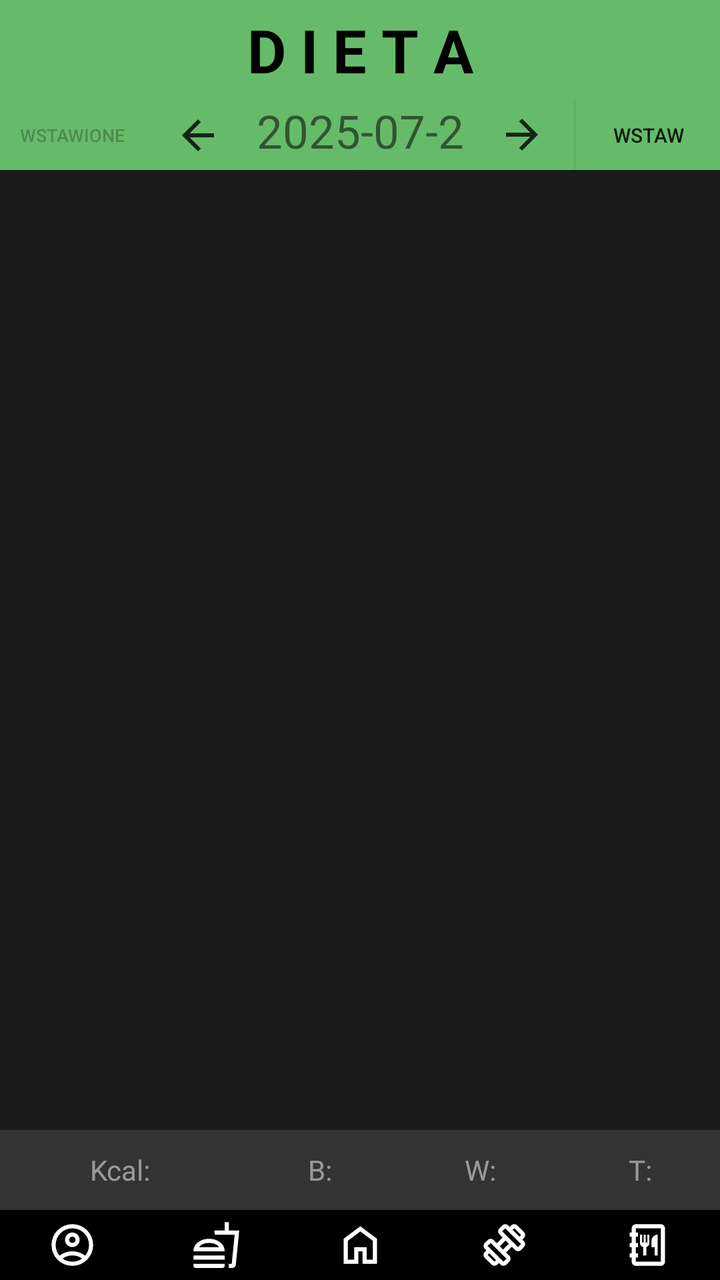
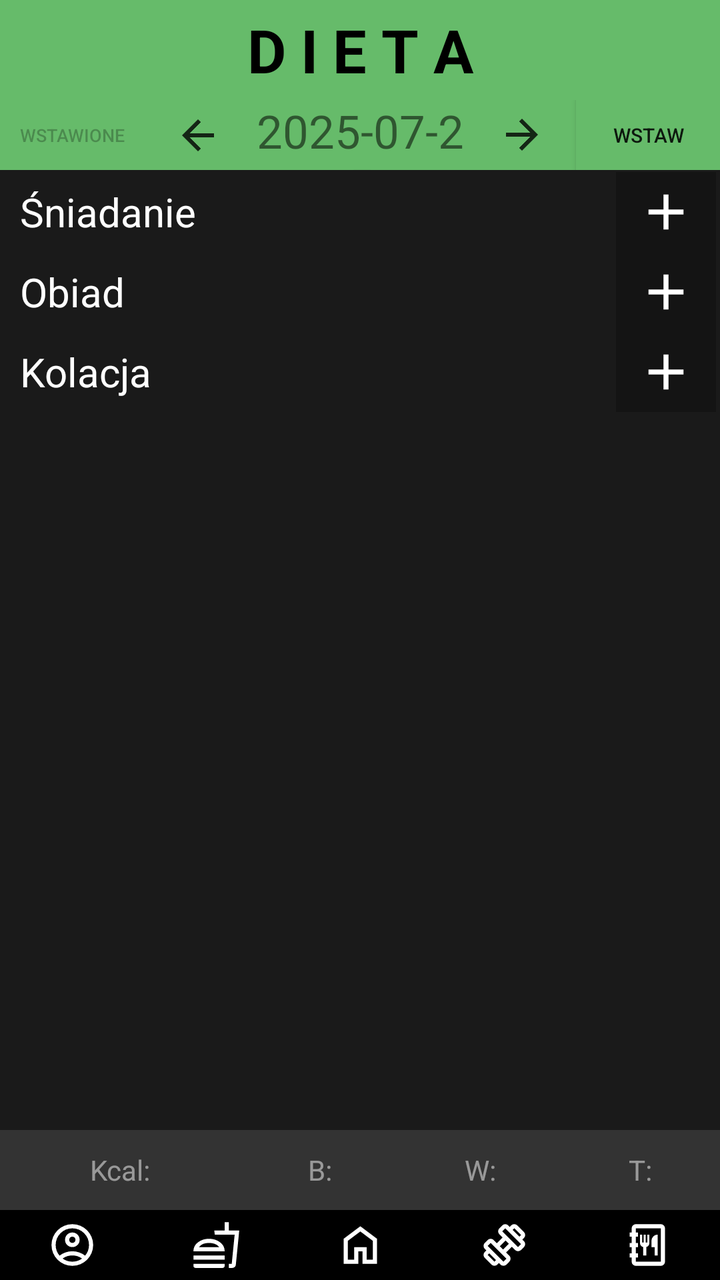

Screens rendered from an Android XML layout before and after an edit, with the pre-edit source and the edit as a unified diff.
<!-- AndroidManifest.xml: application theme Theme.AplikacjaGit -->
<!-- res/layout/dieta.xml -->
<?xml version="1.0" encoding="utf-8"?>
<androidx.constraintlayout.widget.ConstraintLayout xmlns:android="http://schemas.android.com/apk/res/android"
    xmlns:app="http://schemas.android.com/apk/res-auto"
    xmlns:tools="http://schemas.android.com/tools"
    android:layout_width="match_parent"
    android:background="@color/background_color"
    android:layout_height="match_parent">

    <LinearLayout
        android:id="@+id/ProduktyLayout"
        android:layout_width="match_parent"
        android:layout_height="0dp"
        android:orientation="vertical"
        app:layout_constraintEnd_toEndOf="parent"
        app:layout_constraintStart_toStartOf="parent"
        app:layout_constraintTop_toBottomOf="@+id/gornyNapis">

        <LinearLayout
            android:layout_width="match_parent"
            android:layout_height="35dp"
            android:background="@color/green_400"
            android:orientation="horizontal">

            <Button
                android:id="@+id/WstawioneButton"
                android:layout_width="0dp"
                android:layout_height="match_parent"
                android:layout_weight="1"
                android:background="@color/green_400"
                android:enabled="false"
                android:text="Wstawione"
                android:textSize="9sp" />

            <RelativeLayout
                android:layout_width="0dp"
                android:layout_height="match_parent"
                android:layout_weight="3">

                <LinearLayout
                    android:id="@+id/DataLayout"
                    android:layout_width="match_parent"
                    android:layout_height="match_parent"
                    android:orientation="horizontal">

                    <ImageButton
                        android:id="@+id/DataWLewo"
                        android:layout_width="0dp"
                        android:layout_height="match_parent"
                        android:layout_gravity="center"
                        android:layout_weight="1"
                        android:background="@color/green_400"
                        android:src="@drawable/strzalka" />

                    <TextView
                        android:id="@+id/DataDnia"
                        android:layout_width="0dp"
                        android:layout_height="match_parent"
                        android:layout_weight="2"
                        android:gravity="center"
                        android:text="2025-07-25"
                        android:textSize="23sp" />

                    <ImageButton
                        android:id="@+id/DataWPrawo"
                        android:layout_width="0dp"
                        android:layout_height="match_parent"
                        android:layout_weight="1"
                        android:background="@color/green_400"
                        android:rotation="180"
                        android:src="@drawable/strzalka" />

                </LinearLayout>

                <LinearLayout
                    android:id="@+id/WyszukiwanieLayout"
                    android:layout_width="match_parent"
                    android:layout_height="match_parent"
                    android:orientation="horizontal"
                    android:visibility="invisible">

                    <EditText
                        android:id="@+id/Wyszukiwanie"
                        android:layout_width="0dp"
                        android:layout_height="match_parent"
                        android:layout_weight="3">

                    </EditText>

                    <ImageView
                        android:layout_width="0dp"
                        android:layout_height="match_parent"
                        android:layout_weight="1"
                        android:src="@drawable/szukaj">

                    </ImageView>
                </LinearLayout>
            </RelativeLayout>

            <Button
                android:id="@+id/WstawButton"
                android:layout_width="0dp"
                android:layout_height="match_parent"
                android:layout_weight="1"
                android:background="@color/green_400"
                android:text="wstaw"
                android:textSize="10sp" />
        </LinearLayout>

        <androidx.constraintlayout.widget.ConstraintLayout
            android:layout_width="match_parent"
            android:layout_height="match_parent">

            <androidx.recyclerview.widget.RecyclerView
                android:id="@+id/widokDodane"
                android:layout_width="match_parent"
                android:layout_height="match_parent"
                android:layout_marginTop="1dp"
                android:visibility="visible"
                app:layout_constraintStart_toStartOf="parent"
                app:layout_constraintTop_toTopOf="parent"
                tools:listitem="@layout/dodane_item" />

            <androidx.recyclerview.widget.RecyclerView
                android:id="@+id/widokProdukty"
                android:layout_width="match_parent"
                android:layout_height="match_parent"
                android:layout_marginTop="1dp"
                android:visibility="invisible"
                app:layout_constraintStart_toStartOf="parent"
                app:layout_constraintTop_toTopOf="parent"
                tools:listitem="@layout/produkt_item" />

        </androidx.constraintlayout.widget.ConstraintLayout>

    </LinearLayout>

    <LinearLayout
        android:id="@+id/NawigacjaLayout"
        style="?android:attr/buttonBarStyle"
        android:layout_width="match_parent"
        android:layout_height="35dp"
        android:gravity="center_vertical"
        android:orientation="horizontal"
        app:layout_constraintEnd_toEndOf="parent"
        app:layout_constraintStart_toStartOf="parent"
        app:layout_constraintBottom_toBottomOf="parent">

        <ImageButton
            android:id="@+id/ProfilButton"
            style="?android:attr/buttonBarButtonStyle"
            android:layout_width="0dp"
            android:layout_height="match_parent"
            android:layout_weight="1"
            android:background="@color/button_color"
            android:src="@drawable/profil"
            android:textAlignment="center"
            android:textColor="#000000"/>

        <ImageButton
            android:id="@+id/DietaButton"
            style="?android:attr/buttonBarButtonStyle"
            android:layout_width="0dp"
            android:layout_height="match_parent"
            android:layout_weight="1"
            android:background="@color/button_color"
            android:textAlignment="center"
            android:src="@drawable/dieta"
            android:textColor="#000000" />

        <ImageButton
            android:id="@+id/HomeButton"
            style="?android:attr/buttonBarButtonStyle"
            android:layout_width="0dp"
            android:layout_height="match_parent"
            android:layout_weight="1"
            android:background="@color/button_color"
            android:src="@drawable/home"
            android:textAlignment="center"
            android:textColor="#000000" />

        <ImageButton
            android:id="@+id/TreningButton"
            style="?android:attr/buttonBarButtonStyle"
            android:layout_width="0dp"
            android:layout_height="match_parent"
            android:layout_weight="1"
            android:background="@color/button_color"
            android:src="@drawable/trening"
            android:textAlignment="center"
            android:textColor="#000000"/>

        <ImageButton
            android:id="@+id/LodowkaButton"
            style="?android:attr/buttonBarButtonStyle"
            android:layout_width="0dp"
            android:layout_height="match_parent"
            android:layout_weight="1"
            android:background="@color/button_color"
            android:src="@drawable/lodowka"
            android:textAlignment="center"
            android:textColor="#000000" />

    </LinearLayout>

    <LinearLayout
        android:gravity="center"
        android:id="@+id/gornyNapis"
        android:layout_width="match_parent"
        android:layout_height="50dp"
        app:layout_constraintStart_toStartOf="parent"
        app:layout_constraintEnd_toEndOf="parent"
        app:layout_constraintTop_toTopOf="parent">

        <TextView
            android:layout_width="match_parent"
            android:layout_height="match_parent"
            android:background="@color/green_400"
            android:text="D I E T A"
            android:gravity="center"
            android:textStyle="bold"
            android:textSize="30sp"
            android:textColor="@color/black">
        </TextView>

    </LinearLayout>

    <LinearLayout
        android:id="@+id/podsumowanie"
        android:layout_width="match_parent"
        android:layout_height="40dp"
        android:background="@color/grey_850"
        android:orientation="horizontal"
        app:layout_constraintBottom_toTopOf="@+id/NawigacjaLayout"
        app:layout_constraintEnd_toEndOf="parent"
        app:layout_constraintStart_toStartOf="parent">

        <TextView
            android:id="@+id/sumaKaloriiText"
            android:layout_width="0dp"
            android:layout_height="match_parent"
            android:layout_weight="3"
            android:textColor="@color/white_50"
            android:gravity="center"
            android:text="Kcal:"
            android:textSize="14sp" />

        <TextView
            android:id="@+id/sumaBialekText"
            android:layout_width="0dp"
            android:layout_height="match_parent"
            android:textColor="@color/white_50"
            android:layout_weight="2"
            android:gravity="center"
            android:text="B:" />

        <TextView
            android:id="@+id/sumaWeglowodanowText"
            android:layout_width="0dp"
            android:layout_height="match_parent"
            android:textColor="@color/white_50"
            android:layout_weight="2"
            android:gravity="center"
            android:text="W:" />

        <TextView
            android:id="@+id/sumaTluszczyText"
            android:textColor="@color/white_50"
            android:layout_width="0dp"
            android:layout_height="match_parent"
            android:layout_weight="2"
            android:gravity="center"
            android:text="T:" />
    </LinearLayout>

</androidx.constraintlayout.widget.ConstraintLayout>
<!-- res/layout/dodane_item.xml (included above) -->
<?xml version="1.0" encoding="utf-8"?>
<androidx.cardview.widget.CardView xmlns:android="http://schemas.android.com/apk/res/android"
    android:layout_width="match_parent"
    xmlns:app="http://schemas.android.com/apk/res-auto"
    android:background="@color/green_500"
    android:layout_height="wrap_content"
    android:layout_marginVertical="1dp"
    app:cardBackgroundColor="@color/grey_600">

    <RelativeLayout
        android:layout_width="match_parent"
        android:layout_marginLeft="10dp"
        android:layout_marginRight="10dp"
        android:layout_height="48dp"
        android:padding="0dp">

        <TextView
            android:id="@+id/nazwa"
            android:layout_width="wrap_content"
            android:layout_height="match_parent"
            android:layout_alignParentStart="true"
            android:layout_centerVertical="true"
            android:textSize="18sp"
            android:layout_marginLeft="6dp"
            android:gravity="center_vertical"
            android:text="Nazwa" />

        <LinearLayout
            android:id="@+id/kalorycznoscInfo"
            android:layout_width="120dp"
            android:layout_height="match_parent"
            android:layout_toStartOf="@+id/UsunButton"
            android:layout_marginEnd="8dp"
            android:gravity="center_vertical"
            android:orientation="vertical">

            <TextView
                android:id="@+id/kalorycznosc"
                android:layout_width="match_parent"
                android:gravity="center"
                android:layout_height="20dp"
                android:layout_alignParentEnd="false"
                android:layout_centerVertical="true"
                android:textSize="14sp"
                android:text="kalorycznosc" />

            <LinearLayout
                android:layout_width="match_parent"
                android:layout_height="match_parent"
                android:orientation="horizontal">


                <TextView
                    android:id="@+id/bialka"
                    android:layout_width="wrap_content"
                    android:layout_height="match_parent"
                    android:gravity="center_vertical"
                    android:layout_weight="1"
                    android:text="B" />

                <TextView
                    android:id="@+id/weglowodany"
                    android:layout_width="wrap_content"
                    android:gravity="center_vertical"
                    android:layout_height="match_parent"
                    android:layout_weight="1"
                    android:text="W" />

                <TextView
                    android:id="@+id/tluszcze"
                    android:layout_width="wrap_content"
                    android:gravity="center_vertical"
                    android:layout_height="match_parent"
                    android:layout_weight="1"
                    android:text="T" />
            </LinearLayout>

        </LinearLayout>

        <ImageButton
            android:id="@+id/UsunButton"
            android:layout_width="50dp"
            android:layout_height="50dp"
            android:layout_alignParentEnd="true"
            android:layout_centerVertical="true"
            android:background="@color/grey_600"
            android:src="@drawable/ikonausun" />

        <TextView
            android:id="@+id/iloscGram"
            android:layout_width="50dp"
            android:layout_height="match_parent"
            android:gravity="center_vertical"
            android:layout_marginEnd="20dp"
            android:text="100g"
            android:layout_toStartOf="@+id/kalorycznoscInfo"
            android:ems="10"
            android:inputType="number" />

    </RelativeLayout>
</androidx.cardview.widget.CardView>
<!-- res/layout/produkt_item.xml (included above) -->
<?xml version="1.0" encoding="utf-8"?>
<androidx.cardview.widget.CardView xmlns:android="http://schemas.android.com/apk/res/android"
    android:layout_width="match_parent"
    xmlns:app="http://schemas.android.com/apk/res-auto"
    android:background="@color/green_500"
    android:layout_height="wrap_content"
    android:layout_marginVertical="1dp"
    app:cardBackgroundColor="@color/grey_600">

    <RelativeLayout
        android:layout_width="match_parent"
        android:layout_marginLeft="10dp"
        android:layout_marginRight="10dp"
        android:layout_height="48dp"
        android:padding="0dp">

        <TextView
            android:id="@+id/nazwa"
            android:layout_width="wrap_content"
            android:layout_height="match_parent"
            android:layout_alignParentStart="true"
            android:layout_centerVertical="true"
            android:textSize="18sp"
            android:layout_marginLeft="6dp"
            android:gravity="center_vertical"
            android:text="Nazwa" />

        <LinearLayout
            android:id="@+id/kalorycznoscInfo"
            android:layout_width="120dp"
            android:layout_height="match_parent"
            android:layout_toStartOf="@+id/DodajButton"
            android:layout_marginEnd="8dp"
            android:gravity="center_vertical"
            android:orientation="vertical">

            <TextView
                android:id="@+id/kalorycznosc"
                android:layout_width="match_parent"
                android:gravity="center"
                android:layout_height="20dp"
                android:layout_alignParentEnd="false"
                android:layout_centerVertical="true"
                android:textSize="14sp"
                android:text="kalorycznosc" />

            <LinearLayout
                android:layout_width="match_parent"
                android:layout_height="match_parent"
                android:orientation="horizontal">


                <TextView
                    android:id="@+id/bialka"
                    android:layout_width="wrap_content"
                    android:layout_height="match_parent"
                    android:gravity="center_vertical"
                    android:layout_weight="1"
                    android:text="B" />

                <TextView
                    android:id="@+id/weglowodany"
                    android:layout_width="wrap_content"
                    android:gravity="center_vertical"
                    android:layout_height="match_parent"
                    android:layout_weight="1"
                    android:text="W" />

                <TextView
                    android:id="@+id/tluszcze"
                    android:layout_width="wrap_content"
                    android:gravity="center_vertical"
                    android:layout_height="match_parent"
                    android:layout_weight="1"
                    android:text="T" />
            </LinearLayout>

        </LinearLayout>


        <ImageButton
            android:id="@+id/DodajButton"
            android:layout_width="50dp"
            android:background="@color/grey_600"
            android:layout_height="60dp"
            android:layout_alignParentEnd="true"
            android:layout_centerVertical="true"
            android:src="@drawable/ikonadodaj" />

        <EditText
            android:id="@+id/iloscGram"
            android:layout_width="50dp"
            android:layout_height="wrap_content"
            android:layout_marginEnd="20dp"
            android:layout_toStartOf="@+id/kalorycznoscInfo"
            android:gravity="center_vertical|end"
            android:ems="10"
            android:hint="gramy"
            android:inputType="number" />

        <TextView
            android:id="@+id/g"
            android:layout_width="20dp"
            android:layout_height="match_parent"
            android:gravity="center_vertical"
            android:layout_toStartOf="@+id/kalorycznoscInfo"
            android:text="g" />



    </RelativeLayout>
</androidx.cardview.widget.CardView>
<!-- resources referenced by this layout -->
<resources>
  <color name="background_color">@color/grey_925</color>
  <color name="black">#000000</color>
  <color name="button_color">@color/black</color>
  <color name="green_400">#66BB6A</color>
  <color name="green_500">#4CAF50</color>
  <color name="grey_600">#757575</color>
  <color name="grey_850">#333333</color>
  <color name="white_50">#80FFFFFF</color>
  <!-- drawable home (drawable) -->
  <vector xmlns:android="http://schemas.android.com/apk/res/android" android:height="25dp" android:tint="#FFFFFF" android:viewportHeight="960" android:viewportWidth="960" android:width="25dp">
        
      <path android:fillColor="@android:color/white" android:pathData="M240,760L360,760L360,520L600,520L600,760L720,760L720,400L480,220L240,400L240,760ZM160,840L160,360L480,120L800,360L800,840L520,840L520,600L440,600L440,840L160,840ZM480,490L480,490L480,490L480,490L480,490L480,490L480,490L480,490L480,490Z"/>
      
  </vector>
  <!-- drawable ikonadodaj (drawable) -->
  <vector xmlns:android="http://schemas.android.com/apk/res/android" android:height="30dp" android:tint="#000000" android:viewportHeight="24" android:viewportWidth="24" android:width="30dp">
        
      <path android:fillColor="@android:color/white" android:pathData="M19,13h-6v6h-2v-6H5v-2h6V5h2v6h6v2z"/>
      
  </vector>
  <!-- drawable ikonausun (drawable) -->
  <vector xmlns:android="http://schemas.android.com/apk/res/android" android:height="30dp" android:tint="#000000" android:viewportHeight="24" android:viewportWidth="24" android:width="30dp">
        
      <path android:fillColor="@android:color/white" android:pathData="M6,19c0,1.1 0.9,2 2,2h8c1.1,0 2,-0.9 2,-2V7H6v12zM19,4h-3.5l-1,-1h-5l-1,1H5v2h14V4z"/>
      
  </vector>
  <!-- drawable strzalka (drawable) -->
  <vector xmlns:android="http://schemas.android.com/apk/res/android"
      android:width="40dp"
      android:height="40dp"
      android:viewportWidth="960"
      android:viewportHeight="960"
      android:tint="#000000"
      android:alpha="0.8"
      android:autoMirrored="true">
    <path
        android:fillColor="@android:color/white"
        android:pathData="M313,520L537,744L480,800L160,480L480,160L537,216L313,440L800,440L800,520L313,520Z"/>
  </vector>
  <!-- drawable szukaj (drawable) -->
  <vector xmlns:android="http://schemas.android.com/apk/res/android" android:height="40dp" android:tint="#000000" android:viewportHeight="960" android:viewportWidth="960" android:width="40dp">
        
      <path android:fillColor="@android:color/white" android:pathData="M80,820L80,500L400,500L400,820L80,820ZM160,740L320,740L320,580L160,580L160,740ZM220,400L440,40L660,400L220,400ZM362,320L518,320L440,194L362,320ZM863,918L757,812Q736,826 711.5,833Q687,840 660,840Q585,840 532.5,787.5Q480,735 480,660Q480,585 532.5,532.5Q585,480 660,480Q735,480 787.5,532.5Q840,585 840,660Q840,686 833,710.5Q826,735 813,756L919,862L863,918ZM660,760Q702,760 731,731Q760,702 760,660Q760,618 731,589Q702,560 660,560Q618,560 589,589Q560,618 560,660Q560,702 589,731Q618,760 660,760ZM320,580L320,580L320,580L320,580ZM440,320L440,320L440,320Z"/>
      
  </vector>
  <style name="Theme.AplikacjaGit" parent="android:Theme.Material.Light.NoActionBar" />
  <color name="grey_925">#1A1A1A</color>
  <!-- unchanged entries left out for length: 4 -->
</resources>

<!-- the commit's change to res/layout/dieta.xml (unified diff, before → after) -->
@@ -109,16 +109,111 @@
         <androidx.constraintlayout.widget.ConstraintLayout
             android:layout_width="match_parent"
             android:layout_height="match_parent">
-
-            <androidx.recyclerview.widget.RecyclerView
+            <LinearLayout
+                android:layout_width="match_parent"
+                android:layout_height="match_parent"
+                android:orientation="vertical"
                 android:id="@+id/widokDodane"
-                android:layout_width="match_parent"
-                android:layout_height="match_parent"
                 android:layout_marginTop="1dp"
                 android:visibility="visible"
                 app:layout_constraintStart_toStartOf="parent"
-                app:layout_constraintTop_toTopOf="parent"
-                tools:listitem="@layout/dodane_item" />
+                app:layout_constraintTop_toTopOf="parent">
+
+                <LinearLayout
+                    android:id="@+id/sniadanieLayout"
+                    android:layout_width="match_parent"
+                    android:layout_height="40dp">
+                    <TextView
+                        android:layout_width="0dp"
+                        android:layout_weight="6"
+                        android:layout_height="match_parent"
+                        android:textColor="@color/white"
+                        android:layout_marginLeft="10dp"
+                        android:textSize="20sp"
+                        android:gravity="center_vertical"
+                        android:text="Śniadanie">
+                    </TextView>
+                    <ImageButton
+                        android:id="@+id/sniadanieDodaj"
+                        android:layout_width="0dp"
+                        android:layout_height="match_parent"
+                        android:layout_marginRight="2dp"
+                        android:background="@color/grey_950"
+                        android:src="@drawable/ikonadodajbiala"
+                        android:layout_weight="1">
+                    </ImageButton>
+                </LinearLayout>
+
+                <androidx.recyclerview.widget.RecyclerView
+                    android:id="@+id/sniadanie"
+                    android:layout_width="match_parent"
+                    android:layout_height="wrap_content"
+                    tools:listitem="@layout/dodane_item" />
+
+                <LinearLayout
+                    android:id="@+id/obiadLayout"
+                    android:layout_width="match_parent"
+                    android:layout_height="40dp">
+                    <TextView
+                        android:layout_width="0dp"
+                        android:layout_weight="6"
+                        android:layout_height="match_parent"
+                        android:textColor="@color/white"
+                        android:layout_marginLeft="10dp"
+                        android:textSize="20sp"
+                        android:gravity="center_vertical"
+                        android:text="Obiad">
+                    </TextView>
+                    <ImageButton
+                        android:id="@+id/obiadDodaj"
+                        android:layout_width="0dp"
+                        android:layout_height="match_parent"
+                        android:layout_marginRight="2dp"
+                        android:background="@color/grey_950"
+                        android:src="@drawable/ikonadodajbiala"
+                        android:layout_weight="1">
+                    </ImageButton>
+                </LinearLayout>
+
+                <androidx.recyclerview.widget.RecyclerView
+                    android:id="@+id/obiad"
+                    android:layout_width="match_parent"
+                    android:layout_height="wrap_content"
+                    tools:listitem="@layout/dodane_item" />
+
+                <LinearLayout
+                    android:id="@+id/kolacjaLayout"
+                    android:layout_width="match_parent"
+                    android:layout_height="40dp">
+                    <TextView
+                        android:layout_width="0dp"
+                        android:layout_weight="6"
+                        android:layout_height="match_parent"
+                        android:textColor="@color/white"
+                        android:layout_marginStart="10dp"
+                        android:textSize="20sp"
+                        android:gravity="center_vertical"
+                        android:text="Kolacja">
+                    </TextView>
+                    <ImageButton
+                        android:id="@+id/kolacjaDodaj"
+                        android:layout_width="0dp"
+                        android:layout_height="match_parent"
+                        android:layout_marginEnd="2dp"
+                        android:background="@color/grey_950"
+                        android:src="@drawable/ikonadodajbiala"
+                        android:layout_weight="1">
+                    </ImageButton>
+                </LinearLayout>
+
+                <androidx.recyclerview.widget.RecyclerView
+                    android:id="@+id/kolacja"
+                    android:layout_width="match_parent"
+                    android:layout_height="wrap_content"
+                    tools:listitem="@layout/dodane_item" />
+
+            </LinearLayout>
+
 
             <androidx.recyclerview.widget.RecyclerView
                 android:id="@+id/widokProdukty"
<!-- resource entries referenced after the edit -->
@@ -7,6 +7,8 @@
   <color name="green_500">#4CAF50</color>
   <color name="grey_600">#757575</color>
   <color name="grey_850">#333333</color>
+  <color name="grey_950">#141414</color>
+  <color name="white">#FFFFFF</color>
   <color name="white_50">#80FFFFFF</color>
   <!-- drawable home (drawable) -->
   <vector xmlns:android="http://schemas.android.com/apk/res/android" android:height="25dp" android:tint="#FFFFFF" android:viewportHeight="960" android:viewportWidth="960" android:width="25dp">
@@ -19,6 +21,12 @@
         
       <path android:fillColor="@android:color/white" android:pathData="M19,13h-6v6h-2v-6H5v-2h6V5h2v6h6v2z"/>
       
+  </vector>
+  <!-- drawable ikonadodajbiala (drawable) -->
+  <vector xmlns:android="http://schemas.android.com/apk/res/android" android:height="30dp" android:tint="@color/white" android:viewportHeight="24" android:viewportWidth="24" android:width="30dp">
+  
+      <path android:fillColor="@android:color/white" android:pathData="M19,13h-6v6h-2v-6H5v-2h6V5h2v6h6v2z"/>
+  
   </vector>
   <!-- drawable ikonausun (drawable) -->
   <vector xmlns:android="http://schemas.android.com/apk/res/android" android:height="30dp" android:tint="#000000" android:viewportHeight="24" android:viewportWidth="24" android:width="30dp">
